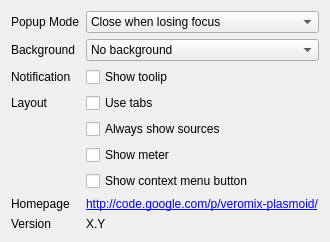
First picture: the form in contents/ui/appearance.ui, repository LandisTwo/veromix-plasmoid, before the edit.
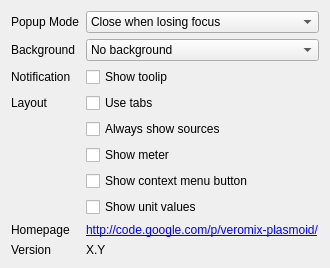
Second picture: the form after the edit.

Commit message: Making display of percent/unit_values configurable. Removing more unnecessary white space.

The edit to the form file:
```diff
--- a/contents/ui/appearance.ui
+++ b/contents/ui/appearance.ui
@@ -131,7 +131,15 @@
      </widget>
     </item>
 
-    <item row="8" column="0">
+    <item row="8" column="1">
+     <widget class="QCheckBox" name="unitvalues_visible">
+      <property name="text">
+       <string>Show unit values</string>
+      </property>
+     </widget>
+    </item>
+
+    <item row="9" column="0">
      <spacer name="verticalSpacer">
       <property name="orientation">
        <enum>Qt::Vertical</enum>
@@ -145,7 +153,7 @@
      </spacer>
     </item>
 
-    <item row="9" column="0">
+    <item row="10" column="0">
      <widget class="QLabel" name="homepageLabel">
       <property name="text">
        <string>Homepage</string>
@@ -153,21 +161,21 @@
      </widget>
     </item>
 
-    <item row="9" column="1">
+    <item row="10" column="1">
      <widget class="QLabel" name="veromixUrl">
       <property name="text">
        <string>&lt;a href=&quot;http://code.google.com/p/veromix-plasmoid/&quot;&gt;http://code.google.com/p/veromix-plasmoid/&lt;/A&gt;</string>
       </property>
      </widget>
     </item>
-    <item row="10" column="0">
+    <item row="11" column="0">
      <widget class="QLabel" name="versionLabel">
       <property name="text">
        <string>Version</string>
       </property>
      </widget>
     </item>
-    <item row="10" column="1">
+    <item row="11" column="1">
      <widget class="QLabel" name="version">
       <property name="text">
        <string>X.Y</string>
```
The commit also changes 4 other files.
